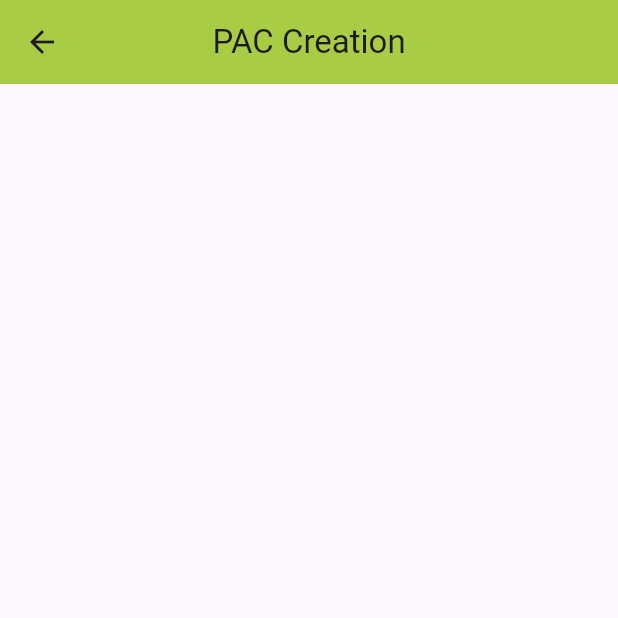
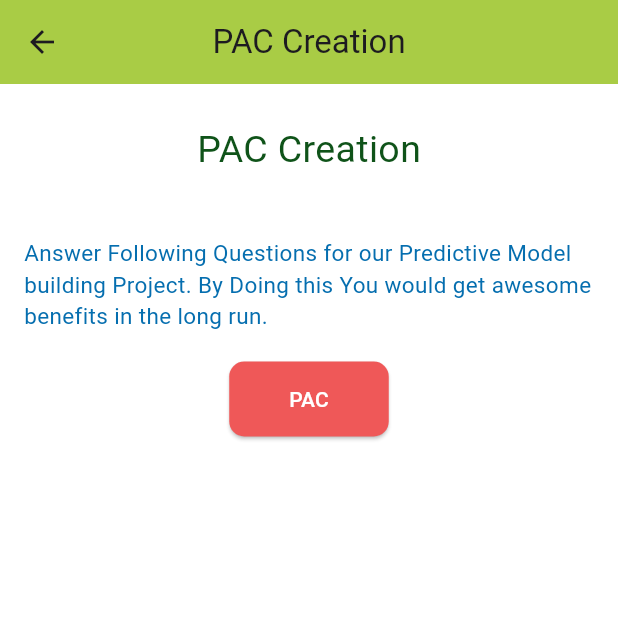
Before and after one commit to Chamalfernando/Biomark_Frontend, a Flutter app: the NormalProfileScreen screen opened by its route, after a tap on "Create PAC", on a phone screen of 412 x 824 dp, the top half of it. Run offline on Flutter 3.47's test engine with Material 3 defaults, Android fonts, the light colour scheme and no system bars; our stand-ins replace cloud_firestore, firebase_core, sqflite; accounts and stored records are empty.

Commit message:
commit for creation of custom textfield and some changes

```diff
--- a/lib/resources/theme.dart
+++ b/lib/resources/theme.dart
@@ -1,9 +1,9 @@
 import 'package:flutter/material.dart';
 
 class AppColors {
-  static const Color primaryGreen = Color(0xFFA9CC45); // A9CC45
+  static const Color primaryGreen = Color(0xFFA9CC45);
   static const Color black = Color(0xFF000000);
-  static const Color topicGreen = Color(0xFF0F5319); // 000000
+  static const Color topicGreen = Color(0xFF0F5319);
   static const Color errorRed = Color(0xFFEC2F2F);
   static const Color smsResendBlue = Color(0xFF056EAF);
   static const Color introColorPAC = Color(0xFF585FEF);
--- a/lib/screens/profile_and_pac/pac_creation_screen.dart
+++ b/lib/screens/profile_and_pac/pac_creation_screen.dart
@@ -1,4 +1,5 @@
 import 'package:biomark/resources/theme.dart';
+import 'package:biomark/widgets/Topic.dart';
 import 'package:flutter/material.dart';
 
 class PACCreatingScreen extends StatefulWidget {
@@ -17,11 +18,50 @@ class _PACCreatingScreenState extends State<PACCreatingScreen> {
         backgroundColor: AppColors.primaryGreen,
         centerTitle: true,
       ),
-      body: const SingleChildScrollView(
+      backgroundColor: Colors.white,
+      body: SingleChildScrollView(
         child: Padding(
-          padding: EdgeInsets.all(16.0),
+          padding: const EdgeInsets.all(16.0),
           child: Column(
-            children: [],
+            children: [
+              AppSizes.size10,
+              const CommonTopic(
+                topic: "PAC Creation",
+              ),
+              AppSizes.size40,
+              const Text(
+                "Answer Following Questions for our Predictive Model building Project. By Doing this You would get awesome benefits in the long run.",
+                style: TextStyle(
+                  fontSize: 15.0,
+                  color: AppColors.smsResendBlue,
+                ),
+              ),
+              AppSizes.size20,
+              ElevatedButton(
+                style: ElevatedButton.styleFrom(
+                  backgroundColor: AppColors.logoutColor,
+                  padding: const EdgeInsets.symmetric(
+                    horizontal: 40,
+                    vertical: 15,
+                  ),
+                  shape: RoundedRectangleBorder(
+                    borderRadius: BorderRadius.circular(10),
+                  ),
+                ),
+                onPressed: () {
+                  Navigator.pushNamed(
+                    context,
+                    "/pacscreen",
+                  );
+                },
+                child: const Text(
+                  "PAC",
+                  style: TextStyle(
+                    color: Colors.white,
+                  ),
+                ),
+              ),
+            ],
           ),
         ),
       ),
--- a/lib/screens/profile_and_pac/profile_screen.dart
+++ b/lib/screens/profile_and_pac/profile_screen.dart
@@ -261,6 +261,31 @@ class _NormalProfileScreenState extends State<NormalProfileScreen> {
                       ),
                     ),
                   ),
+                  AppSizes.size20,
+                  ElevatedButton(
+                    style: ElevatedButton.styleFrom(
+                      backgroundColor: AppColors.errorRed,
+                      padding: const EdgeInsets.symmetric(
+                        horizontal: 40,
+                        vertical: 15,
+                      ),
+                      shape: RoundedRectangleBorder(
+                        borderRadius: BorderRadius.circular(10),
+                      ),
+                    ),
+                    onPressed: () {
+                      // Navigator.pushNamed(
+                      //   context,
+                      //   "/pacscreen",
+                      // );
+                    },
+                    child: const Text(
+                      "Unsubscribe",
+                      style: TextStyle(
+                        color: Colors.white,
+                      ),
+                    ),
+                  ),
                 ],
               ),
             ],
```
Also changed, not shown: lib/screens/profile_and_pac/pac_screen.dart (+64 -1 lines), lib/widgets/TextField.dart (added, +39 -0 lines).
